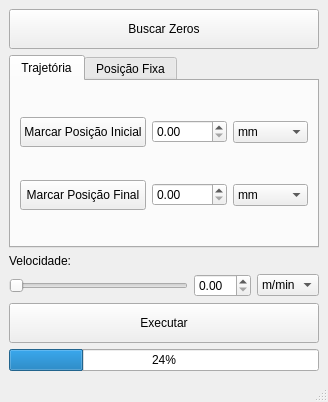
This is Source/ui/mainwindow.ui in rafaelppires/weldway as Qt 5 draws it before an edit. The edited form follows.
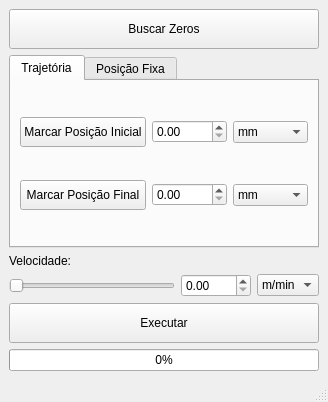
This is the edited form.

Patch:
```diff
--- a/Source/ui/mainwindow.ui
+++ b/Source/ui/mainwindow.ui
@@ -278,7 +278,14 @@
          </widget>
         </item>
         <item row="1" column="1">
-         <widget class="QDoubleSpinBox" name="speedSpinBox"/>
+         <widget class="QDoubleSpinBox" name="speedSpinBox">
+          <property name="minimumSize">
+           <size>
+            <width>70</width>
+            <height>0</height>
+           </size>
+          </property>
+         </widget>
         </item>
        </layout>
       </item>
@@ -298,7 +305,7 @@
       <item>
        <widget class="QProgressBar" name="progressBar">
         <property name="value">
-         <number>24</number>
+         <number>0</number>
         </property>
        </widget>
       </item>
```
